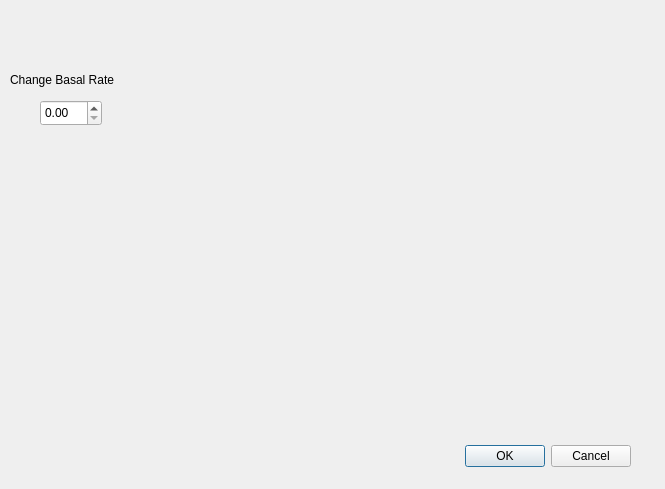
Above: optionswindow.ui from aaronmcleancs/tslim-data-simulator before the change. Below: the same form after it.
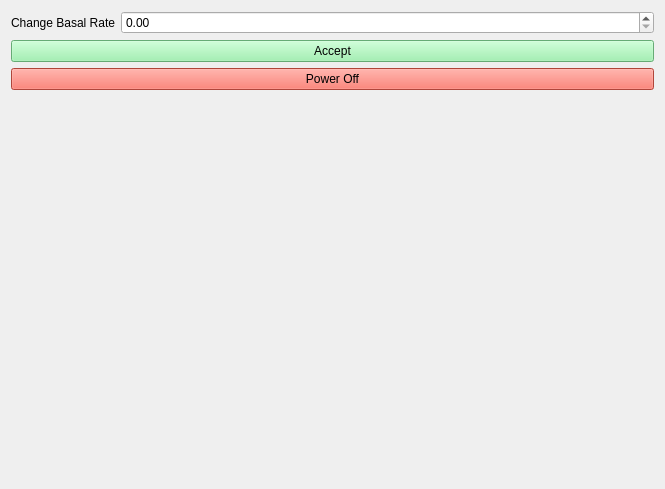
That is the form after the change.

Commit message: Added Power off and new options UI

```diff
--- a/optionswindow.ui
+++ b/optionswindow.ui
@@ -1,7 +1,7 @@
 <?xml version="1.0" encoding="UTF-8"?>
 <ui version="4.0">
  <class>OptionsWindow</class>
- <widget class="QDialog" name="OptionsWindow">
+ <widget class="QWidget" name="OptionsWindow">
   <property name="geometry">
    <rect>
     <x>0</x>
@@ -13,45 +13,38 @@
   <property name="windowTitle">
    <string>Dialog</string>
   </property>
-  <widget class="QDialogButtonBox" name="okorcancel">
-   <property name="geometry">
-    <rect>
-     <x>290</x>
-     <y>440</y>
-     <width>341</width>
-     <height>32</height>
-    </rect>
-   </property>
-   <property name="orientation">
-    <enum>Qt::Orientation::Horizontal</enum>
-   </property>
-   <property name="standardButtons">
-    <set>QDialogButtonBox::StandardButton::Cancel|QDialogButtonBox::StandardButton::Ok</set>
-   </property>
-  </widget>
-  <widget class="QDoubleSpinBox" name="basalRate">
-   <property name="geometry">
-    <rect>
-     <x>40</x>
-     <y>100</y>
-     <width>62</width>
-     <height>26</height>
-    </rect>
-   </property>
-  </widget>
-  <widget class="QLabel" name="basalRateLabel">
-   <property name="geometry">
-    <rect>
-     <x>10</x>
-     <y>70</y>
-     <width>131</width>
-     <height>20</height>
-    </rect>
-   </property>
-   <property name="text">
-    <string>Change Basal Rate</string>
-   </property>
-  </widget>
+  <layout class="QFormLayout" name="formLayout">
+   <item row="1" column="0">
+    <widget class="QLabel" name="basalRateLabel">
+     <property name="text">
+      <string>Change Basal Rate</string>
+     </property>
+    </widget>
+   </item>
+   <item row="1" column="1">
+    <widget class="QDoubleSpinBox" name="basalRate"/>
+   </item>
+   <item row="2" column="0" colspan="2">
+    <widget class="QPushButton" name="acceptButton">
+     <property name="styleSheet">
+      <string notr="true">background-color: rgb(143, 240, 164);</string>
+     </property>
+     <property name="text">
+      <string>Accept</string>
+     </property>
+    </widget>
+   </item>
+   <item row="3" column="0" colspan="2">
+    <widget class="QPushButton" name="pushButton">
+     <property name="styleSheet">
+      <string notr="true">background-color: rgb(246, 97, 81);</string>
+     </property>
+     <property name="text">
+      <string>Power Off</string>
+     </property>
+    </widget>
+   </item>
+  </layout>
  </widget>
  <resources/>
  <connections>
```
Left out of the diff: 35 changed lines with no effect on the pictures. The commit also changes 9 other files.
